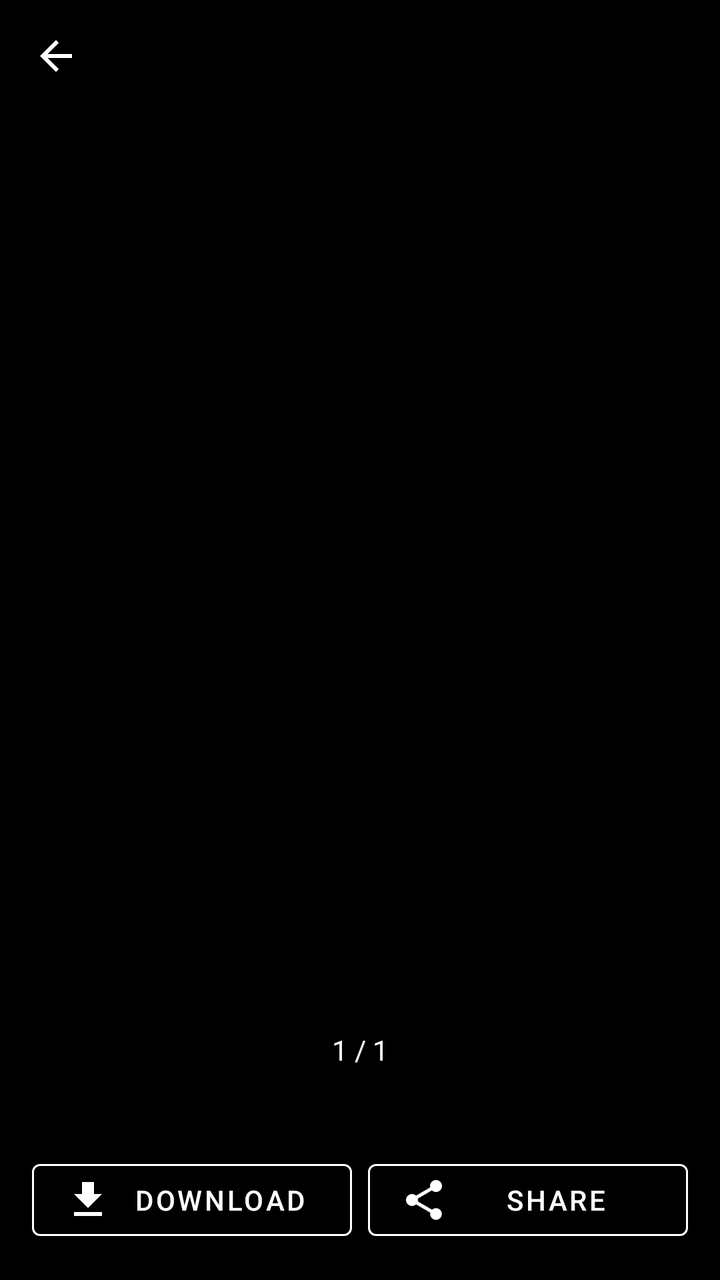
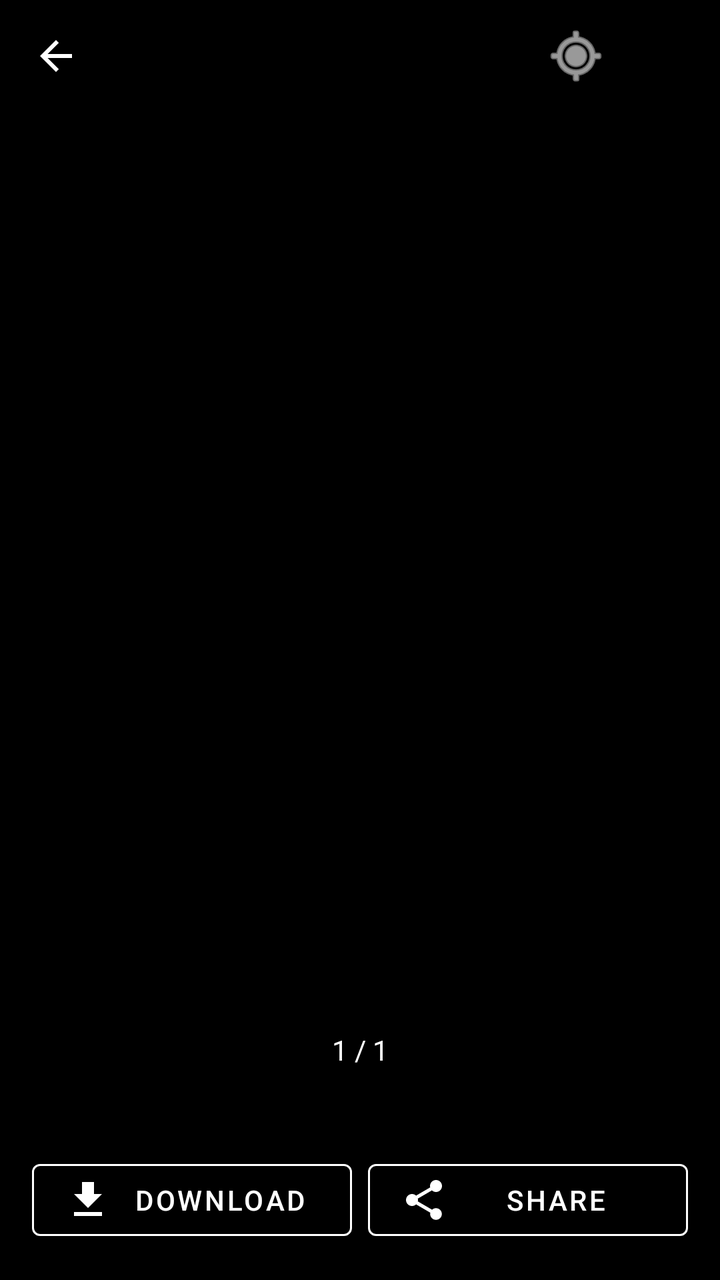

An Android layout rendered at two revisions. The XML below is the earlier revision; the diff shows what the commit changed to produce the second picture.
<!-- AndroidManifest.xml: activity theme Theme.PEVPlugShare -->
<!-- res/layout/activity_full_image_viewer.xml -->
<?xml version="1.0" encoding="utf-8"?>
<androidx.coordinatorlayout.widget.CoordinatorLayout xmlns:android="http://schemas.android.com/apk/res/android"
    xmlns:app="http://schemas.android.com/apk/res-auto"
    android:layout_width="match_parent"
    android:layout_height="match_parent"
    android:background="@android:color/black">

    
    <com.google.android.material.appbar.AppBarLayout
        android:id="@+id/appBarLayout"
        android:layout_width="match_parent"
        android:layout_height="wrap_content"
        android:background="@android:color/transparent">

        <com.google.android.material.appbar.MaterialToolbar
            android:id="@+id/toolbar"
            android:layout_width="match_parent"
            android:layout_height="?attr/actionBarSize"
            android:background="#AA000000"
            app:navigationIcon="@drawable/ic_back"
            app:title=""
            app:titleTextColor="@android:color/white" />
    </com.google.android.material.appbar.AppBarLayout>

    
    <androidx.viewpager2.widget.ViewPager2
        android:id="@+id/imageViewPager"
        android:layout_width="match_parent"
        android:layout_height="match_parent"
        app:layout_behavior="@string/appbar_scrolling_view_behavior" />

    
    <LinearLayout
        android:id="@+id/bottomControls"
        android:layout_width="match_parent"
        android:layout_height="wrap_content"
        android:layout_gravity="bottom"
        android:background="#AA000000"
        android:orientation="vertical"
        android:padding="16dp">

        
        <TextView
            android:id="@+id/imageCounter"
            android:layout_width="match_parent"
            android:layout_height="wrap_content"
            android:text="1 / 1"
            android:textAlignment="center"
            android:textColor="@android:color/white"
            android:textSize="14sp"
            android:paddingBottom="8dp" />

        
        <TextView
            android:id="@+id/locationNameText"
            android:layout_width="match_parent"
            android:layout_height="wrap_content"
            android:text=""
            android:textAlignment="center"
            android:textColor="@android:color/white"
            android:textSize="16sp"
            android:textStyle="bold"
            android:paddingBottom="12dp" />

        
        <LinearLayout
            android:layout_width="match_parent"
            android:layout_height="wrap_content"
            android:orientation="horizontal"
            android:gravity="center">

            <com.google.android.material.button.MaterialButton
                android:id="@+id/downloadButton"
                android:layout_width="0dp"
                android:layout_height="wrap_content"
                android:layout_weight="1"
                android:layout_marginEnd="8dp"
                android:text="Download"
                android:textColor="@android:color/white"
                app:icon="@drawable/ic_download"
                app:iconTint="@android:color/white"
                style="@style/Widget.MaterialComponents.Button.OutlinedButton"
                app:strokeColor="@android:color/white" />

            <com.google.android.material.button.MaterialButton
                android:id="@+id/shareButton"
                android:layout_width="0dp"
                android:layout_height="wrap_content"
                android:layout_weight="1"
                android:text="Share"
                android:textColor="@android:color/white"
                app:icon="@drawable/ic_share"
                app:iconTint="@android:color/white"
                style="@style/Widget.MaterialComponents.Button.OutlinedButton"
                app:strokeColor="@android:color/white" />
        </LinearLayout>
    </LinearLayout>

</androidx.coordinatorlayout.widget.CoordinatorLayout>
<!-- resources referenced by this layout -->
<resources>
  <!-- drawable ic_back (drawable) -->
  <vector xmlns:android="http://schemas.android.com/apk/res/android"
      android:width="24dp"
      android:height="24dp"
      android:viewportWidth="24"
      android:viewportHeight="24">
      <path
          android:fillColor="@android:color/white"
          android:pathData="M20,11H7.83l5.59,-5.59L12,4l-8,8 8,8 1.41,-1.41L7.83,13H20v-2z"/>
  </vector>
  <!-- drawable ic_download (drawable) -->
  <vector xmlns:android="http://schemas.android.com/apk/res/android"
      android:width="24dp"
      android:height="24dp"
      android:viewportWidth="24"
      android:viewportHeight="24">
      <path
          android:fillColor="@android:color/white"
          android:pathData="M19,9h-4V3H9v6H5l7,7 7,-7zM5,18v2h14v-2H5z"/>
  </vector>
  <!-- drawable ic_share (drawable) -->
  <vector xmlns:android="http://schemas.android.com/apk/res/android"
      android:width="24dp"
      android:height="24dp"
      android:viewportWidth="24"
      android:viewportHeight="24">
      <path
          android:fillColor="@android:color/white"
          android:pathData="M18,16.08c-0.76,0 -1.44,0.3 -1.96,0.77L8.91,12.7c0.05,-0.23 0.09,-0.46 0.09,-0.7s-0.04,-0.47 -0.09,-0.7l7.05,-4.11c0.54,0.5 1.25,0.81 2.04,0.81 1.66,0 3,-1.34 3,-3s-1.34,-3 -3,-3 -3,1.34 -3,3c0,0.24 0.04,0.47 0.09,0.7L8.04,9.81C7.5,9.31 6.79,9 6,9c-1.66,0 -3,1.34 -3,3s1.34,3 3,3c0.79,0 1.5,-0.31 2.04,-0.81l7.12,4.16c-0.05,0.21 -0.08,0.43 -0.08,0.65 0,1.61 1.31,2.92 2.92,2.92 1.61,0 2.92,-1.31 2.92,-2.92s-1.31,-2.92 -2.92,-2.92z"/>
  </vector>
  <style name="Theme.PEVPlugShare" parent="Theme.MaterialComponents.Light.NoActionBar">
          <item name="colorPrimary">@color/md_theme_primary</item>
          <item name="colorSecondary">@color/md_theme_secondary</item>
          <item name="colorError">@color/md_theme_error</item>
      </style>
  <color name="md_theme_primary">#1f6b2a</color>
  <color name="md_theme_secondary">#2d7a3f</color>
  <color name="md_theme_error">#c00000</color>
</resources>

<!-- the commit's change to res/layout/activity_full_image_viewer.xml (unified diff, before → after) -->
@@ -19,7 +19,37 @@
             android:background="#AA000000"
             app:navigationIcon="@drawable/ic_back"
             app:title=""
-            app:titleTextColor="@android:color/white" />
+            app:titleTextColor="@android:color/white">
+
+            <com.google.android.material.button.MaterialButton
+                android:id="@+id/goToLocationButton"
+                android:layout_width="wrap_content"
+                android:layout_height="wrap_content"
+                android:layout_gravity="end"
+                android:layout_marginEnd="8dp"
+                android:contentDescription="Go to location"
+                app:icon="@android:drawable/ic_menu_mylocation"
+                app:iconTint="@android:color/white"
+                app:iconPadding="0dp"
+                style="@style/Widget.MaterialComponents.Button.TextButton" />
+        </com.google.android.material.appbar.MaterialToolbar>
+
+        
+        <TextView
+            android:id="@+id/locationNameHeader"
+            android:layout_width="match_parent"
+            android:layout_height="wrap_content"
+            android:background="#AA000000"
+            android:paddingStart="16dp"
+            android:paddingEnd="16dp"
+            android:paddingTop="8dp"
+            android:paddingBottom="8dp"
+            android:text=""
+            android:textColor="@android:color/white"
+            android:textSize="16sp"
+            android:textStyle="bold"
+            android:gravity="center"
+            android:visibility="gone" />
     </com.google.android.material.appbar.AppBarLayout>
 
     
